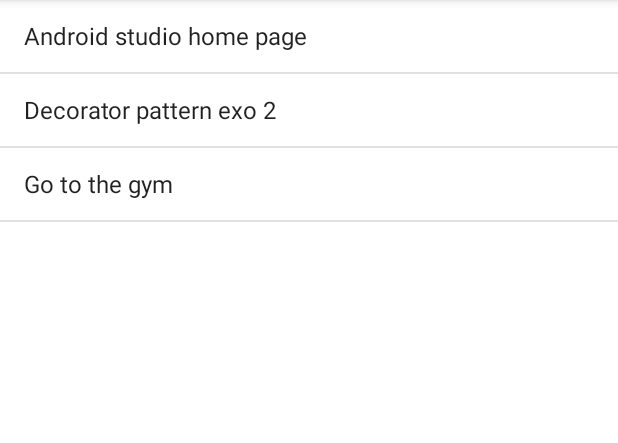
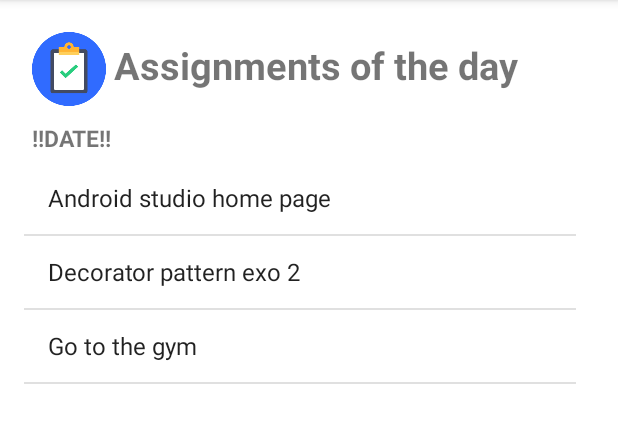
Before and after one commit to CristianaLima/Assigment, an Android app: the Home screen opened directly, with no data from a screen before it, on a phone screen of 412 x 824 dp, the part 84-527 px from its top. Run offline under Robolectric (Android 15) with nearby library versions, the phone set to English and light mode, and no system bars.

Commit message:
Homepage

```diff
--- a/app/src/main/java/com/example/assigmentemiliecristiana/Calendar.java
+++ b/app/src/main/java/com/example/assigmentemiliecristiana/Calendar.java
@@ -24,7 +24,7 @@
             }
         });
 
- /*       //Listener to the calendar
+        //Listener to the calendar
         calendar.setOnDateChangeListener(new CalendarView.OnDateChangeListener() {
             @Override
             //to get value of DAYS, MONTHS, YEARS
@@ -37,9 +37,7 @@
 
                 //display on text view
                 date.setText(Date);
-
-
             }
-        });*/
+        });
     }
 }
--- /dev/null
+++ b/app/src/main/res/drawable/ic_baseline_calendar_today_24.xml
@@ -0,0 +1,10 @@
+<vector xmlns:android="http://schemas.android.com/apk/res/android"
+    android:width="24dp"
+    android:height="24dp"
+    android:viewportWidth="24"
+    android:viewportHeight="24"
+    android:tint="?attr/colorControlNormal">
+  <path
+      android:fillColor="@android:color/white"
+      android:pathData="M20,3h-1L19,1h-2v2L7,3L7,1L5,1v2L4,3c-1.1,0 -2,0.9 -2,2v16c0,1.1 0.9,2 2,2h16c1.1,0 2,-0.9 2,-2L22,5c0,-1.1 -0.9,-2 -2,-2zM20,21L4,21L4,8h16v13z"/>
+</vector>
--- a/app/src/main/res/layout/activity_calendar.xml
+++ b/app/src/main/res/layout/activity_calendar.xml
@@ -22,14 +22,13 @@
         android:id="@+id/date"
         android:layout_width="wrap_content"
         android:layout_height="wrap_content"
+        android:layout_below="@+id/toolbar"
         android:layout_marginLeft="150dp"
         android:layout_marginTop="20dp"
-        android:layout_below="@+id/toolbar"
         android:text="Select a date"
         android:textColor="@color/black"
         android:textSize="20dp"
-        android:textStyle="bold"
-/>
+        android:textStyle="bold" />
 
     <CalendarView
         android:id="@+id/calendar"
--- a/app/src/main/res/layout/activity_home.xml
+++ b/app/src/main/res/layout/activity_home.xml
@@ -1,18 +1,48 @@
 <?xml version="1.0" encoding="utf-8"?>
 <RelativeLayout xmlns:android="http://schemas.android.com/apk/res/android"
     android:layout_width="match_parent"
-    android:layout_height="match_parent"
-    android:orientation="horizontal">
+    android:layout_height="wrap_content"
+    android:orientation="horizontal"
+    android:padding="16dp">
 
     <ImageView
         android:id="@+id/icon"
         android:layout_width="60dp"
         android:layout_height="60dp"
-        android:padding="5dp"/>
+        android:padding="5dp"
+        android:src="@drawable/task" />
+
+    <TextView
+        android:id="@+id/homepage_title"
+        android:layout_width="match_parent"
+        android:layout_height="wrap_content"
+        android:layout_centerInParent="false"
+        android:layout_marginStart="60dp"
+        android:layout_marginTop="10dp"
+        android:layout_marginEnd="5dp"
+        android:layout_marginBottom="5dp"
+        android:text="Assignments of the day"
+        android:textSize="25dp"
+        android:textStyle="bold" />
+
+    <TextView
+        android:id="@+id/homepage_date"
+        android:layout_width="match_parent"
+        android:layout_height="wrap_content"
+        android:layout_below="@id/icon"
+        android:layout_marginStart="5dp"
+        android:layout_marginTop="5dp"
+        android:layout_marginEnd="5dp"
+        android:layout_marginBottom="5dp"
+        android:text="!!DATE!!"
+        android:textSize="15dp"
+        android:textStyle="bold" />
+
+
 
     <ListView
         android:id="@+id/home_list"
-        android:layout_width="match_parent"
-        android:layout_height="match_parent"
-        />
+        android:layout_width="368dp"
+        android:layout_height="715dp"
+        android:layout_below="@id/homepage_date" />
 </RelativeLayout>
--- a/app/src/main/res/values/strings.xml
+++ b/app/src/main/res/values/strings.xml
@@ -8,8 +8,6 @@
     <string name="previous">Previous</string>
     <string name="title_home">Assignments to come</string>
     <string name="choose">Choose your account</string>
-
-
 
     <string-array name="day_of_week">
         <item>Monday</item>
```
Also changed, not shown: app/src/main/res/drawable/task.png (added).
